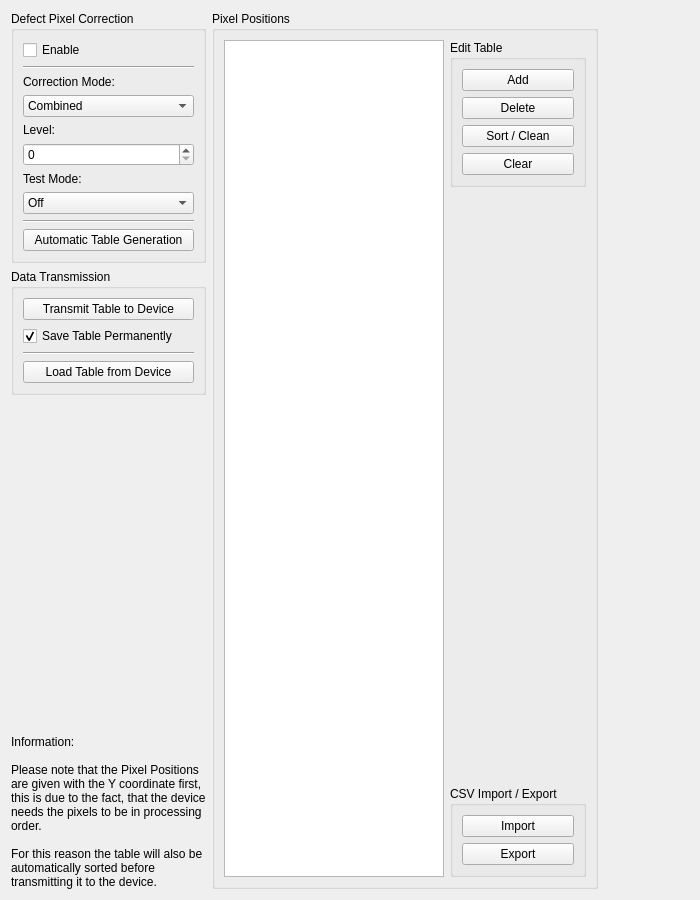
KAYA-Instruments/SDI-Control-Point, file dct_widgets/dpccbox/dpccbox.ui: the form before one commit.
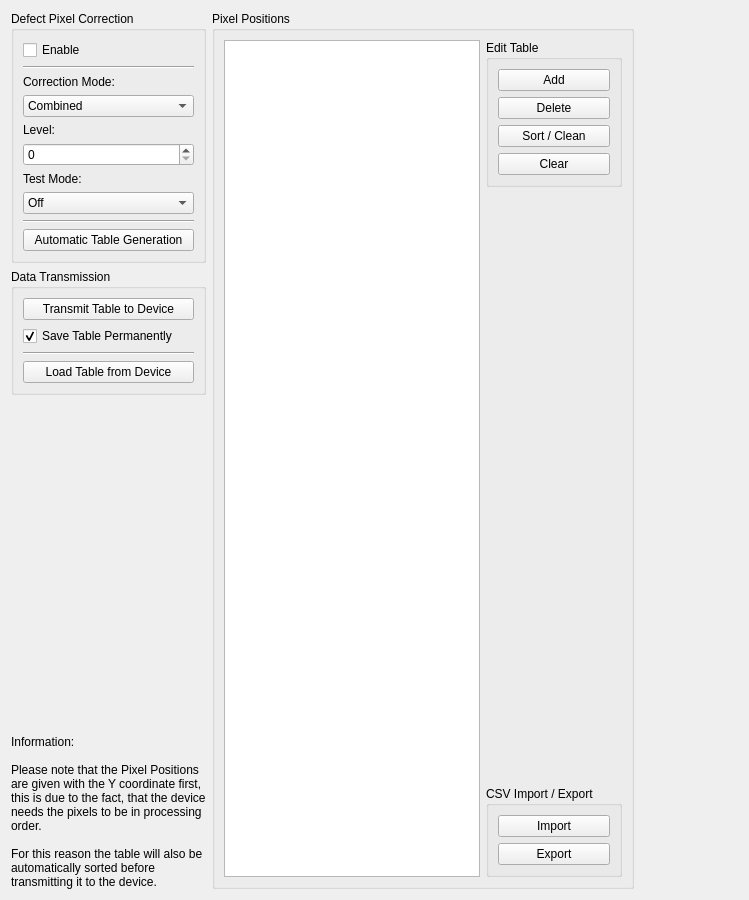
The form after the commit. Icons and pictures are not drawn.

What changed in the file:
```diff
--- a/dct_widgets/dpccbox/dpccbox.ui
+++ b/dct_widgets/dpccbox/dpccbox.ui
@@ -6,7 +6,7 @@
    <rect>
     <x>0</x>
     <y>0</y>
-    <width>700</width>
+    <width>749</width>
     <height>900</height>
    </rect>
   </property>
@@ -358,15 +358,21 @@
         </item>
         <item row="1" column="0">
          <widget class="QTableView" name="tblPositions">
+          <property name="sizePolicy">
+           <sizepolicy hsizetype="Expanding" vsizetype="Expanding">
+            <horstretch>0</horstretch>
+            <verstretch>0</verstretch>
+           </sizepolicy>
+          </property>
           <property name="minimumSize">
            <size>
-            <width>220</width>
+            <width>0</width>
             <height>0</height>
            </size>
           </property>
           <property name="maximumSize">
            <size>
-            <width>180</width>
+            <width>16777215</width>
             <height>16777215</height>
            </size>
           </property>
```
